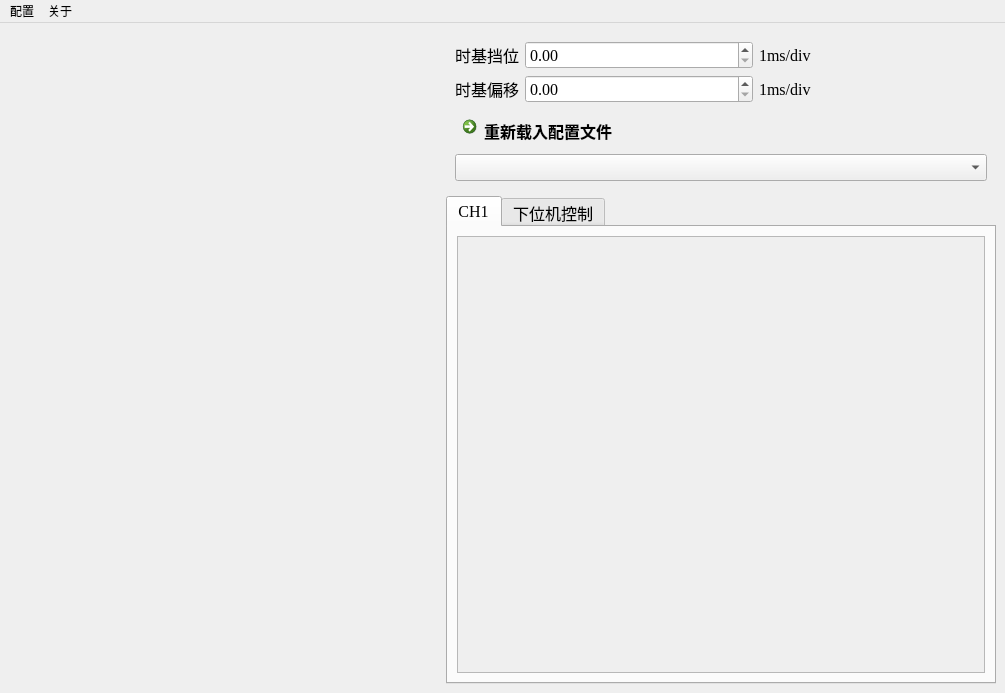
Qt form src/ui/main_window.ui (MisakaMikoto128/UDP_Oscilloscope) before a commit.
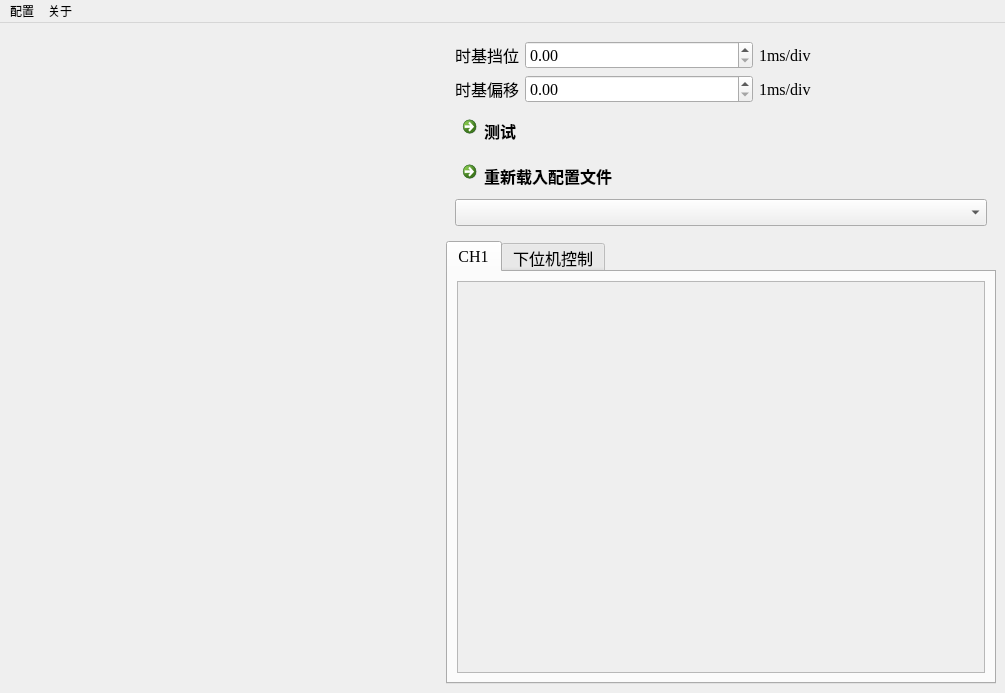
The same form after that commit.

Commit message: 寄存器异步设置方法测试通过

What changed in the file:
```diff
--- a/src/ui/main_window.ui
+++ b/src/ui/main_window.ui
@@ -51,6 +51,25 @@
         </property>
         <layout class="QGridLayout" name="gridLayout_3">
          <item row="2" column="0">
+          <widget class="QCommandLinkButton" name="reload_conf_btn">
+           <property name="sizePolicy">
+            <sizepolicy hsizetype="Preferred" vsizetype="Fixed">
+             <horstretch>0</horstretch>
+             <verstretch>0</verstretch>
+            </sizepolicy>
+           </property>
+           <property name="font">
+            <font>
+             <family>Segoe UI</family>
+             <pointsize>12</pointsize>
+            </font>
+           </property>
+           <property name="text">
+            <string>重新载入配置文件</string>
+           </property>
+          </widget>
+         </item>
+         <item row="3" column="0">
           <widget class="QComboBox" name="ch_setting_comboBox"/>
          </item>
          <item row="0" column="0">
@@ -142,21 +161,9 @@
           </layout>
          </item>
          <item row="1" column="0">
-          <widget class="QCommandLinkButton" name="reload_conf_btn">
-           <property name="sizePolicy">
-            <sizepolicy hsizetype="Preferred" vsizetype="Fixed">
-             <horstretch>0</horstretch>
-             <verstretch>0</verstretch>
-            </sizepolicy>
-           </property>
-           <property name="font">
-            <font>
-             <family>Segoe UI</family>
-             <pointsize>12</pointsize>
-            </font>
-           </property>
+          <widget class="QCommandLinkButton" name="test_btn">
            <property name="text">
-            <string>重新载入配置文件</string>
+            <string>测试</string>
            </property>
           </widget>
          </item>
@@ -208,7 +215,7 @@
                <x>0</x>
                <y>0</y>
                <width>524</width>
-               <height>449</height>
+               <height>402</height>
               </rect>
              </property>
              <layout class="QGridLayout" name="gridLayout_2"/>
```
The commit also changes 10 other files.
